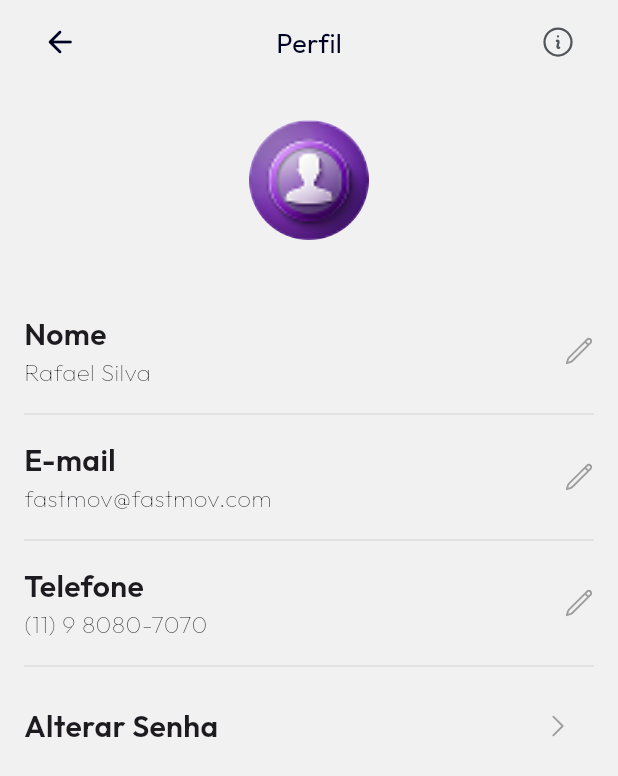
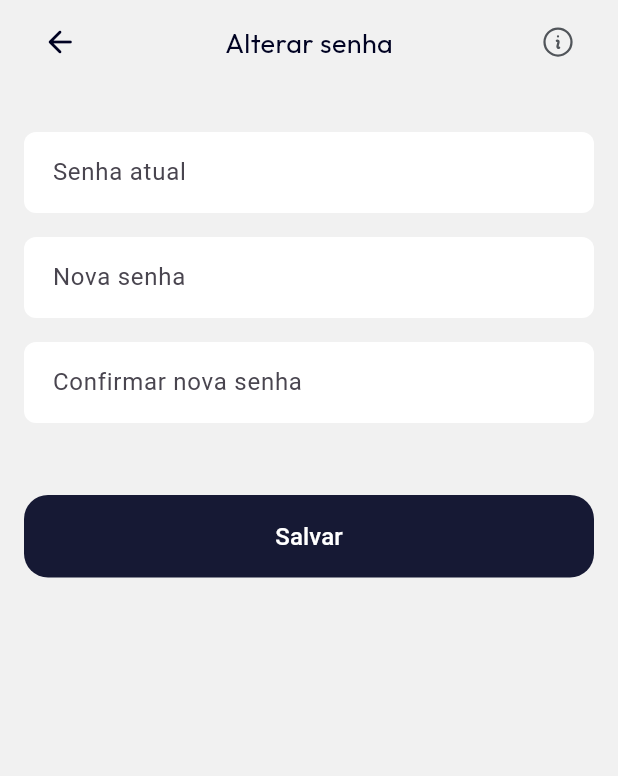
Before and after one commit to derafael04/FastMov, a Flutter app: the TelaPerfil screen opened by its route, after a tap on an icon or button, on a phone screen of 412 x 824 dp. Shown: the top 776 px of the screen. Run offline on Flutter 3.47's test engine with Material 3 defaults, Android fonts, the phone set to English and light mode, and no system bars; our stand-ins replace google_fonts, heroicons, introduction_screen, pinput, step_progress_indicator.

Commit message:
adiciona tela de alteração de senha e navegação a partir do perfil; ajusta ícones de campo de texto

```diff
--- a/lib/main.dart
+++ b/lib/main.dart
@@ -10,6 +10,7 @@ import 'package:fastmov/screen/login/cadastro/tela_cadastro_login.dart';
 import 'package:fastmov/screen/login/cadastro/tela_validar_cadastro.dart';
 import 'package:fastmov/screen/login/tela_esqueceu_senha.dart';
 import 'package:fastmov/screen/login/tela_login_inicial.dart';
+import 'package:fastmov/screen/perfil/tela_alterar_senha.dart';
 import 'package:fastmov/screen/perfil/tela_perfil.dart';
 import 'package:flutter/material.dart';
 import 'package:intl/date_symbol_data_local.dart';
@@ -64,7 +65,8 @@ class MyApp extends StatelessWidget {
         '/telaDetalhesProfissional': (context) => const TelaDetalhesProfissional(),
         '/telaRelatorioSessao': (context) => const TelaRelatorioSessao(),
         '/chatScreen': (context) => const ChatScreen(),
-        '/telaPerfil': (context) => const TelaPerfil()
+        '/telaPerfil': (context) => const TelaPerfil(),
+        '/telaAlterarSenha': (context) => const TelaAlterarSenha(),
       },
     );
   }
--- /dev/null
+++ b/lib/screen/perfil/tela_alterar_senha.dart
@@ -0,0 +1,65 @@
+import 'package:fastmov/widget/custom_appBar_controller.dart';
+import 'package:fastmov/widget/custom_button.dart';
+import 'package:fastmov/widget/custom_text_field.dart';
+import 'package:flutter/material.dart';
+import 'package:heroicons/heroicons.dart';
+
+class TelaAlterarSenha extends StatefulWidget {
+  const TelaAlterarSenha({super.key});
+
+  @override
+  State<TelaAlterarSenha> createState() => _TelaAlterarSenhaState();
+}
+
+class _TelaAlterarSenhaState extends State<TelaAlterarSenha> {
+
+  final TextEditingController controllerSenhaAtual = TextEditingController();
+  final TextEditingController controllerNovaSenha = TextEditingController();
+  final TextEditingController controllerConfirmarSenha = TextEditingController();
+
+  @override
+  Widget build(BuildContext context) {
+    return Scaffold(
+      appBar: CustomAppBar(
+        title: 'Alterar senha',
+        actions: IconButton(
+          onPressed: () {},
+          icon: const HeroIcon(HeroIcons.informationCircle, size: 24),
+        ),
+      ),
+      body: Padding(
+        padding: const EdgeInsets.fromLTRB(16, 32, 16, 16),
+        child: Column(
+          spacing: 16,
+          mainAxisAlignment: MainAxisAlignment.start,
+          crossAxisAlignment: CrossAxisAlignment.start,
+          children: [
+            CustomTextField(
+              hintText: 'Senha atual',
+              controller: controllerSenhaAtual,
+              onChanged: (p0) {},
+            ),
+            CustomTextField(
+              hintText: 'Nova senha',
+              controller: controllerNovaSenha,
+              onChanged: (p0) {},
+            ),
+            CustomTextField(
+              hintText: 'Confirmar nova senha',
+              controller: controllerConfirmarSenha,
+              onChanged: (p0) {},
+            ),
+            const SizedBox(height: 16),
+            CustomButton(
+              label: 'Salvar',
+              type: ButtonType.primary,
+              onPressed: () {
+                Navigator.of(context).pop();
+              },
+            ),
+          ],
+        ),
+      ),
+    );
+  }
+}
--- a/lib/screen/perfil/tela_perfil.dart
+++ b/lib/screen/perfil/tela_perfil.dart
@@ -85,7 +85,9 @@ class _TelaPerfilState extends State<TelaPerfil> {
                   children: [
                     const AppText(text: 'Alterar Senha', style: AppTextStyleType.subtitle),
                     IconButton(
-                      onPressed: () {},
+                      onPressed: () {
+                        Navigator.of(context).pushNamed('/telaAlterarSenha');
+                      },
                       icon: const HeroIcon(HeroIcons.chevronRight, color: Color(0xFF9E9E9E), size: 20,)
                     )
                   ],
--- a/lib/widget/custom_text_field.dart
+++ b/lib/widget/custom_text_field.dart
@@ -43,7 +43,7 @@ class _CustomTextFieldState extends State<CustomTextField> {
           borderRadius: BorderRadius.circular(8),
           borderSide: BorderSide.none,
         ),
-        prefixIcon: widget.prefixIcon ?? Container(),
+        prefixIcon: widget.prefixIcon,
         suffixIcon: (widget.isPassword ?? false)
             ? IconButton(
                 icon: Icon(
--- a/pubspec.yaml
+++ b/pubspec.yaml
@@ -75,7 +75,6 @@ flutter:
   # To add assets to your application, add an assets section, like this:
   assets:
     - assets/images/
-    - assets/images/logo/
     - assets/images/icon/
 
   # An image asset can refer to one or more resolution-specific "variants", see
```
Also changed, not shown: 1 other file.
